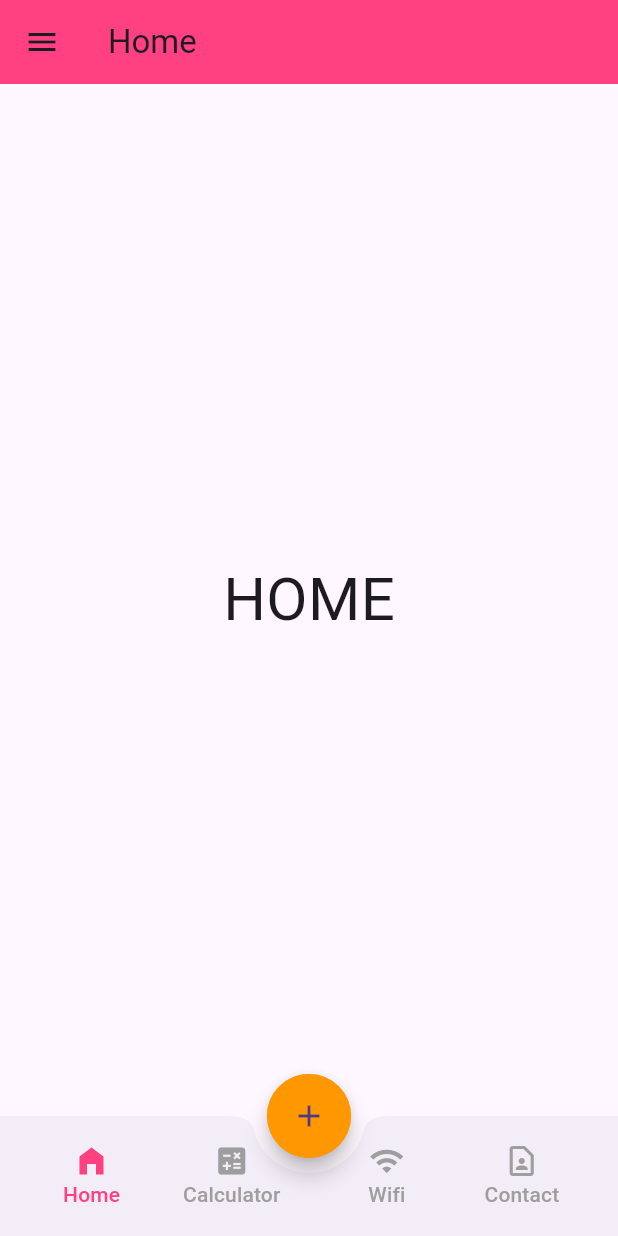
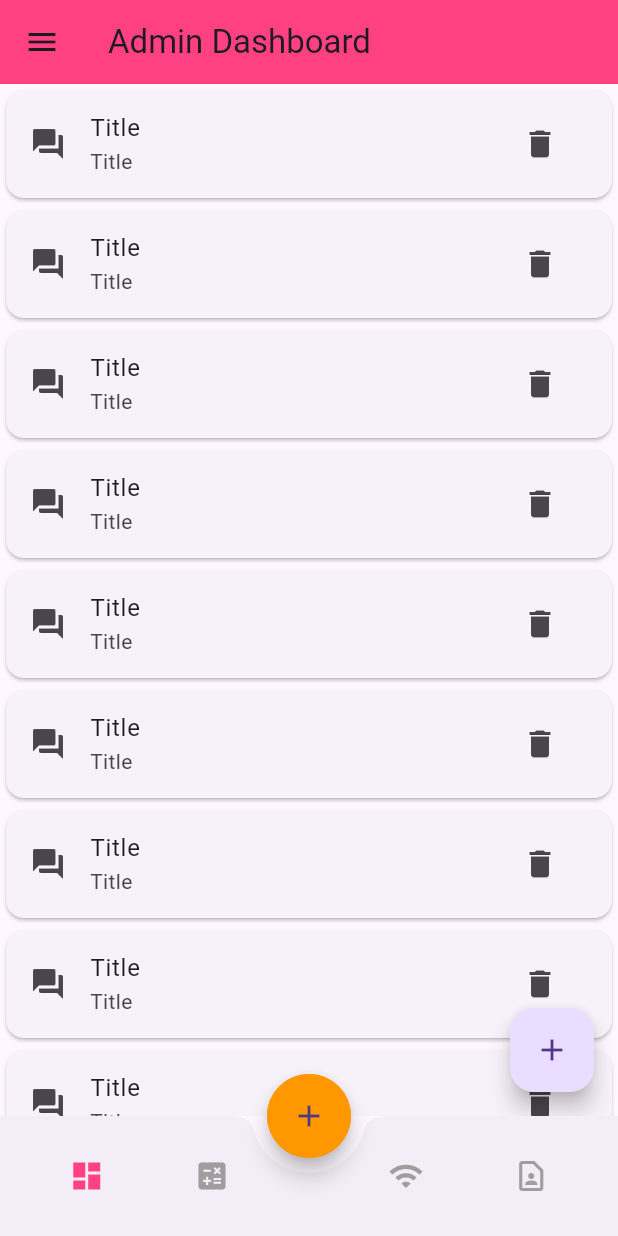
Before and after one commit to JnJuste/MobileProgrammingSprint, a Flutter app: the FabBar screen opened directly, on a phone screen of 412 x 824 dp. Run offline on Flutter 3.47's test engine with Material 3 defaults, Android fonts, the phone set to English and light mode, and no system bars; our stand-ins replace connectivity_plus, contacts_service, firebase_auth, firebase_core, flutter_svg, get and 5 more; accounts and stored records are empty; network calls fail.

Commit message:
Admin Dashboard

```diff
--- a/lib/main.dart
+++ b/lib/main.dart
@@ -1,9 +1,11 @@
 import 'package:flutter/material.dart';
 import 'package:navigation_bar/screens/login/authPage.dart';
 import 'package:navigation_bar/screens/drawer/theme_provider.dart';
+import 'package:navigation_bar/views/welcomeScreen.dart';
 import 'package:provider/provider.dart';
 import 'package:firebase_core/firebase_core.dart';
 import 'firebase_options.dart';
+import 'package:get/get.dart';
 
 void main() async {
   WidgetsFlutterBinding.ensureInitialized();
@@ -25,14 +27,15 @@ class MyApp extends StatelessWidget {
   @override
   Widget build(BuildContext context) {
     return Consumer<ThemeProvider>(builder: (context, provider, child) {
-      return MaterialApp(
+      return GetMaterialApp(
         debugShowCheckedModeBanner: false,
         theme: ThemeData.light(),
         darkTheme: ThemeData.dark(),
         themeMode: provider.themeMode,
         //home: FabBar(selectedIndex: 0),
         //home: LoginPage(),
-        home: const AuthPage(),
+        //home: const AuthPage(),
+        home: WelcomeScreen(),
       );
     });
   }
--- /dev/null
+++ b/lib/screens/admin/adminDashboard.dart
@@ -0,0 +1,70 @@
+import 'package:flutter/material.dart';
+import 'package:get/get.dart';
+import 'package:navigation_bar/screens/drawer/drawer.dart';
+
+class AdminDashboard extends StatefulWidget {
+  const AdminDashboard({Key? key}) : super(key: key);
+
+  @override
+  State<AdminDashboard> createState() => _AdminDashboardState();
+}
+
+class _AdminDashboardState extends State<AdminDashboard> {
+  @override
+  Widget build(BuildContext context) {
+    return Scaffold(
+      drawer: SideMenu(),
+      appBar: AppBar(
+        backgroundColor: Colors.pinkAccent,
+        title: const Text("Admin Dashboard"),
+      ),
+      body: ListView.builder(
+        itemCount: 50,
+        itemBuilder: (contex, index) {
+          return Card(
+            child: ListTile(
+              leading: Icon(Icons.question_answer),
+              title: const Text("Title"),
+              subtitle: const Text("Title"),
+              trailing: IconButton(
+                onPressed: () {},
+                icon: const Icon(Icons.delete),
+              ),
+            ),
+          );
+        },
+      ),
+      floatingActionButton: FloatingActionButton(
+        onPressed: _showDialogBox,
+        child: const Icon(
+          Icons.add,
+        ),
+      ),
+    );
+  }
+
+  _showDialogBox() {
+    Get.defaultDialog(
+      titlePadding: const EdgeInsets.only(top: 15),
+      contentPadding: const EdgeInsets.symmetric(horizontal: 25, vertical: 25),
+      title: "Add Quiz",
+      content: Column(
+        children: [
+          TextFormField(
+            decoration:
+                const InputDecoration(hintText: "Enter the Category Name"),
+          ),
+          TextFormField(
+            decoration:
+                const InputDecoration(hintText: "Enter the Category Subtitle"),
+          ),
+        ],
+      ),
+      textConfirm: "Create",
+      textCancel: "Cancel",
+      onConfirm: () {
+        print("Question Set has been created");
+      },
+    );
+  }
+}
--- a/lib/screens/bottomTabBar/FabTabsBar.dart
+++ b/lib/screens/bottomTabBar/FabTabsBar.dart
@@ -1,58 +1,38 @@
-// ignore: file_names
 import 'package:flutter/material.dart';
 import 'package:navigation_bar/screens/wifi/wifi.dart';
 import 'package:navigation_bar/screens/calculator/calculator.dart';
 import 'package:navigation_bar/screens/contact/contact.dart';
-import 'package:navigation_bar/screens/home/home.dart';
+import 'package:navigation_bar/screens/admin/adminDashboard.dart';
 
-// ignore: must_be_immutable
 class FabBar extends StatefulWidget {
-  int selectedIndex = 0;
-  FabBar({required this.selectedIndex});
+  final int selectedIndex;
+
+  const FabBar({Key? key, required this.selectedIndex}) : super(key: key);
 
   @override
-  State<FabBar> createState() => _FabBarState();
+  _FabBarState createState() => _FabBarState();
 }
 
 class _FabBarState extends State<FabBar> {
-  int currentIndex = 0;
+  late int currentIndex;
 
-  void onButtonTapped(int index) {
-    setState(() {
-      widget.selectedIndex = index;
+  @override
+  void initState() {
     currentIndex = widget.selectedIndex;
-    });
+    super.initState();
   }
 
   @override
-  void initState() {
-    // TODO: implement initState
-    onButtonTapped(widget.selectedIndex);
-    super.initState();
-  }
-
-  final List<Widget> pages = [
-    const Home(),
+  Widget build(BuildContext context) {
+    return Scaffold(
+      body: IndexedStack(
+        index: currentIndex,
+        children: [
+          const AdminDashboard(),
           const Calculator(),
           const Wifi(),
           const ContactPage(),
-  ];
-
-  final PageStorageBucket bucket = PageStorageBucket();
-
-  @override
-  Widget build(BuildContext context) {
-    Widget currentScreen = currentIndex == 0
-        ? const Home()
-        : currentIndex == 1
-            ? const Calculator()
-            : currentIndex == 2
-                ? const Wifi()
-                : const ContactPage();
-    return Scaffold(
-      body: PageStorage(
-        child: currentScreen,
-        bucket: bucket,
+        ],
       ),
       floatingActionButton: FloatingActionButton(
         backgroundColor: Colors.orange,
@@ -70,122 +50,48 @@ class _FabBarState extends State<FabBar> {
         child: Container(
           height: 60,
           child: Row(
-            mainAxisAlignment: MainAxisAlignment.spaceBetween,
+            mainAxisAlignment: MainAxisAlignment.spaceAround,
             children: [
-              Row(
-                crossAxisAlignment: CrossAxisAlignment.start,
-                children: [
-                  MaterialButton(
-                    minWidth: 90,
+              IconButton(
                 onPressed: () {
                   setState(() {
-                        currentScreen = const Home();
                     currentIndex = 0;
                   });
                 },
-                    child: Column(
-                      mainAxisAlignment: MainAxisAlignment.center,
-                      children: [
-                        Icon(
-                          Icons.home_filled,
-                          color: currentIndex == 0
-                              ? Colors.pinkAccent
-                              : Colors.grey,
+                icon: Icon(Icons.dashboard,
+                    color: currentIndex == 0 ? Colors.pinkAccent : Colors.grey),
               ),
-                        Text(
-                          "Home",
-                          style: TextStyle(
-                              color: currentIndex == 0
-                                  ? Colors.pinkAccent
-                                  : Colors.grey),
-                        )
-                      ],
-                    ),
-                  ),
-                  MaterialButton(
-                    minWidth: 90,
+              IconButton(
                 onPressed: () {
                   setState(() {
-                        currentScreen = const Calculator();
                     currentIndex = 1;
                   });
                 },
-                    child: Column(
-                      mainAxisAlignment: MainAxisAlignment.center,
-                      children: [
-                        Icon(
-                          Icons.calculate,
-                          color: currentIndex == 1
-                              ? Colors.deepOrangeAccent
-                              : Colors.grey,
-                        ),
-                        Text(
-                          "Calculator",
-                          style: TextStyle(
+                icon: Icon(Icons.calculate,
                     color: currentIndex == 1
                         ? Colors.deepOrangeAccent
                         : Colors.grey),
-                        )
-                      ],
-                    ),
               ),
               const SizedBox(width: 10),
-                  MaterialButton(
-                    minWidth: 90,
+              IconButton(
                 onPressed: () {
                   setState(() {
-                        currentScreen = const Wifi();
                     currentIndex = 2;
                   });
                 },
-                    child: Column(
-                      mainAxisAlignment: MainAxisAlignment.center,
-                      children: [
-                        Icon(
-                          Icons.wifi_outlined,
-                          color: currentIndex == 2
-                              ? Colors.blueAccent
-                              : Colors.grey,
+                icon: Icon(Icons.wifi_outlined,
+                    color: currentIndex == 2 ? Colors.blueAccent : Colors.grey),
               ),
-                        Text(
-                          "Wifi",
-                          style: TextStyle(
-                              color: currentIndex == 2
-                                  ? Colors.blueAccent
-                                  : Colors.grey),
-                        )
-                      ],
-                    ),
-                  ),
-                  MaterialButton(
-                    minWidth: 90,
+              IconButton(
                 onPressed: () {
                   setState(() {
-                        currentScreen = const ContactPage();
                     currentIndex = 3;
                   });
                 },
-                    child: Column(
-                      mainAxisAlignment: MainAxisAlignment.center,
-                      children: [
-                        Icon(
-                          Icons.contact_page_outlined,
-                          color: currentIndex == 3
-                              ? Colors.greenAccent
-                              : Colors.grey,
+                icon: Icon(Icons.contact_page_outlined,
+                    color:
+                        currentIndex == 3 ? Colors.greenAccent : Colors.grey),
               ),
-                        Text(
-                          "Contact",
-                          style: TextStyle(
-                              color: currentIndex == 3
-                                  ? Colors.greenAccent
-                                  : Colors.grey),
-                        )
-                      ],
-                    ),
-                  )
-                ],
-              )
             ],
           ),
         ),
--- a/lib/screens/drawer/drawer.dart
+++ b/lib/screens/drawer/drawer.dart
@@ -18,6 +18,7 @@ class _SideMenuState extends State<SideMenu> {
 
   // Google Sign Out
   signUserOut() async {
+    try {
       FirebaseAuth auth = FirebaseAuth.instance;
       GoogleSignIn googleSignIn = GoogleSignIn();
 
@@ -26,6 +27,9 @@ class _SideMenuState extends State<SideMenu> {
 
       // Disconnect Google Sign In
       await googleSignIn.disconnect();
+    } catch (e) {
+      print("Error during sign out: $e");
+    }
   }
 
   Uint8List? _image;
@@ -81,8 +85,8 @@ class _SideMenuState extends State<SideMenu> {
 
           //Sign Out
           ListTile(
-            leading: Icon(Icons.home_filled),
-            title: Text("Home"),
+            leading: Icon(Icons.dashboard),
+            title: Text("Dashboard"),
             onTap: () => {
               Navigator.pushReplacement(
                   context,
--- a/lib/screens/home/home.dart
+++ /dev/null
@@ -1,33 +0,0 @@
-import 'package:flutter/material.dart';
-import 'package:navigation_bar/screens/drawer/drawer.dart';
-
-class Home extends StatefulWidget {
-  const Home({Key? key}) : super(key: key);
-
-  @override
-  State<Home> createState() => _HomeState();
-}
-
-class _HomeState extends State<Home> {
-  @override
-  Widget build(BuildContext context) {
-    return Scaffold(
-      drawer: SideMenu(),
-      appBar: AppBar(
-        backgroundColor: Colors.pinkAccent,
-        title: const Text("Home"),
-      ),
-      body: const Center(
-        child: Column(
-          mainAxisAlignment: MainAxisAlignment.center,
-          children: <Widget>[
-            Text(
-              'HOME',
-              style: TextStyle(fontSize: 40),
-            ),
-          ],
-        ),
-      ),
-    );
-  }
-}
--- a/lib/screens/login/registerPage.dart
+++ b/lib/screens/login/registerPage.dart
@@ -94,10 +94,10 @@ class _RegisterPageState extends State<RegisterPage> {
                 const SizedBox(height: 25),
 
                 //Welcome back, We've been missing you!
-                Text(
+                const Text(
                   'Let\'s create an account for you!',
                   style: TextStyle(
-                    color: Colors.grey[700],
+                    color: Colors.black,
                     fontSize: 16,
                   ),
                 ),
--- a/pubspec.yaml
+++ b/pubspec.yaml
@@ -47,6 +47,7 @@ dependencies:
   flutter_screenutil: ^5.9.0
   image_picker: ^1.0.7
   get: ^4.6.6
+  flutter_svg: ^2.0.10+1
 
 dev_dependencies:
   flutter_test:
@@ -76,6 +77,8 @@ flutter:
     - assets/profile.jpg
     - assets/google.png
     - assets/samsung.png
+    - assets/bg.svg
+    - assets/clock.svg
 
   # An image asset can refer to one or more resolution-specific "variants", see
   # https://flutter.dev/assets-and-images/#resolution-aware
```
Also changed, not shown: lib/screens/login/loginPage.dart (+33 -8 lines), lib/utils/constants.dart (added, +15 -0 lines), lib/views/quizCategory.dart (added, +37 -0 lines), lib/views/welcomeScreen.dart (added, +123 -0 lines), assets/bg.svg (added), assets/clock.svg (added), pubspec.lock. Lines whose indentation alone changed are shown as unchanged.
